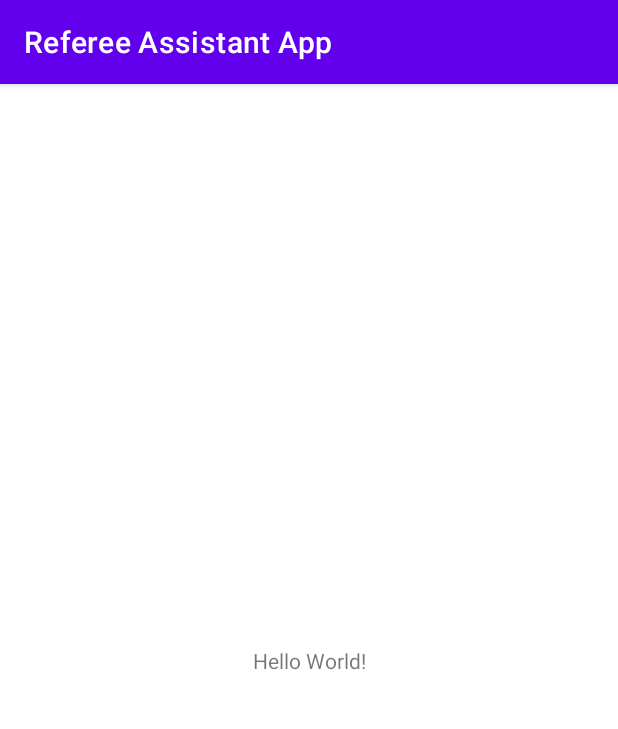
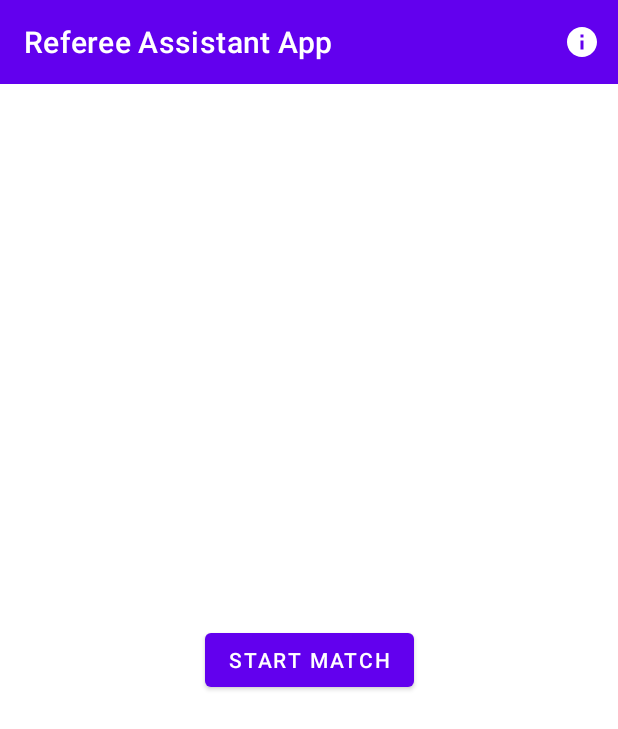
Before and after one commit to paveloso/referee-assistant-app, an Android app: the screen it shows after launch (MainActivity), on a phone screen of 412 x 824 dp. Shown: the top 729 px of the screen. Run offline under Robolectric (Android 15) with nearby library versions, the phone set to English and light mode, and no system bars.

Commit message:
RAA-003 creates skeleton for the main screen

```diff
--- a/app/src/main/java/com/postscriptum/refereeassistantapp/MainActivity.kt
+++ b/app/src/main/java/com/postscriptum/refereeassistantapp/MainActivity.kt
@@ -2,10 +2,18 @@ package com.postscriptum.refereeassistantapp
 
 import androidx.appcompat.app.AppCompatActivity
 import android.os.Bundle
+import android.view.Menu
 
 class MainActivity : AppCompatActivity() {
     override fun onCreate(savedInstanceState: Bundle?) {
         super.onCreate(savedInstanceState)
         setContentView(R.layout.activity_main)
+
+        setSupportActionBar(findViewById(R.id.toolbar))
+    }
+
+    override fun onCreateOptionsMenu(menu: Menu?): Boolean {
+        menuInflater.inflate(R.menu.top_bar_menu, menu)
+        return true
     }
 }
--- /dev/null
+++ b/app/src/main/res/drawable/top_bar_info_icon.xml
@@ -0,0 +1,10 @@
+<vector xmlns:android="http://schemas.android.com/apk/res/android"
+    android:width="24dp"
+    android:height="24dp"
+    android:viewportWidth="24"
+    android:viewportHeight="24"
+    android:tint="?attr/colorControlNormal">
+  <path
+      android:fillColor="@android:color/white"
+      android:pathData="M12,2C6.48,2 2,6.48 2,12s4.48,10 10,10 10,-4.48 10,-10S17.52,2 12,2zM13,17h-2v-6h2v6zM13,9h-2L11,7h2v2z"/>
+</vector>
--- a/app/src/main/res/layout/activity_main.xml
+++ b/app/src/main/res/layout/activity_main.xml
@@ -6,13 +6,25 @@
     android:layout_height="match_parent"
     tools:context=".MainActivity">
 
-    <TextView
+    <Button
+        android:id="@+id/start_match_button"
         android:layout_width="wrap_content"
         android:layout_height="wrap_content"
-        android:text="Hello World!"
+        android:text="@string/start_match_text"
         app:layout_constraintBottom_toBottomOf="parent"
-        app:layout_constraintLeft_toLeftOf="parent"
-        app:layout_constraintRight_toRightOf="parent"
-        app:layout_constraintTop_toTopOf="parent" />
+        app:layout_constraintEnd_toEndOf="parent"
+        app:layout_constraintStart_toStartOf="parent"
+        app:layout_constraintTop_toBottomOf="@+id/toolbar" />
 
+    <androidx.appcompat.widget.Toolbar
+        android:id="@+id/toolbar"
+        android:layout_width="match_parent"
+        android:layout_height="wrap_content"
+        android:background="?attr/colorPrimary"
+        android:minHeight="?attr/actionBarSize"
+        android:theme="?attr/actionBarTheme"
+        app:layout_constraintEnd_toEndOf="parent"
+        app:layout_constraintStart_toStartOf="parent"
+        app:layout_constraintTop_toTopOf="parent"
+        app:title="@string/app_name" />
 </androidx.constraintlayout.widget.ConstraintLayout>
--- /dev/null
+++ b/app/src/main/res/menu/top_bar_menu.xml
@@ -0,0 +1,11 @@
+<?xml version="1.0" encoding="utf-8"?>
+<menu xmlns:android="http://schemas.android.com/apk/res/android"
+    xmlns:app="http://schemas.android.com/apk/res-auto">
+
+    <item
+        android:id="@+id/action_info"
+        android:icon="@drawable/top_bar_info_icon"
+        android:title="@string/show_info"
+        app:showAsAction="always"/>
+
+</menu>
--- a/app/src/main/res/values-night/themes.xml
+++ b/app/src/main/res/values-night/themes.xml
@@ -12,5 +12,7 @@
         <!-- Status bar color. -->
         <item name="android:statusBarColor" tools:targetApi="l">?attr/colorPrimaryVariant</item>
         <!-- Customize your theme here. -->
+        <item name="windowActionBar">false</item>
+        <item name="windowNoTitle">true</item>
     </style>
 </resources>
--- a/app/src/main/res/values/strings.xml
+++ b/app/src/main/res/values/strings.xml
@@ -1,3 +1,5 @@
 <resources>
     <string name="app_name">Referee Assistant App</string>
+    <string name="start_match_text">start match</string>
+    <string name="show_info">show info</string>
 </resources>
--- a/app/src/main/res/values/themes.xml
+++ b/app/src/main/res/values/themes.xml
@@ -12,5 +12,7 @@
         <!-- Status bar color. -->
         <item name="android:statusBarColor" tools:targetApi="l">?attr/colorPrimaryVariant</item>
         <!-- Customize your theme here. -->
+        <item name="windowActionBar">false</item>
+        <item name="windowNoTitle">true</item>
     </style>
 </resources>
```
